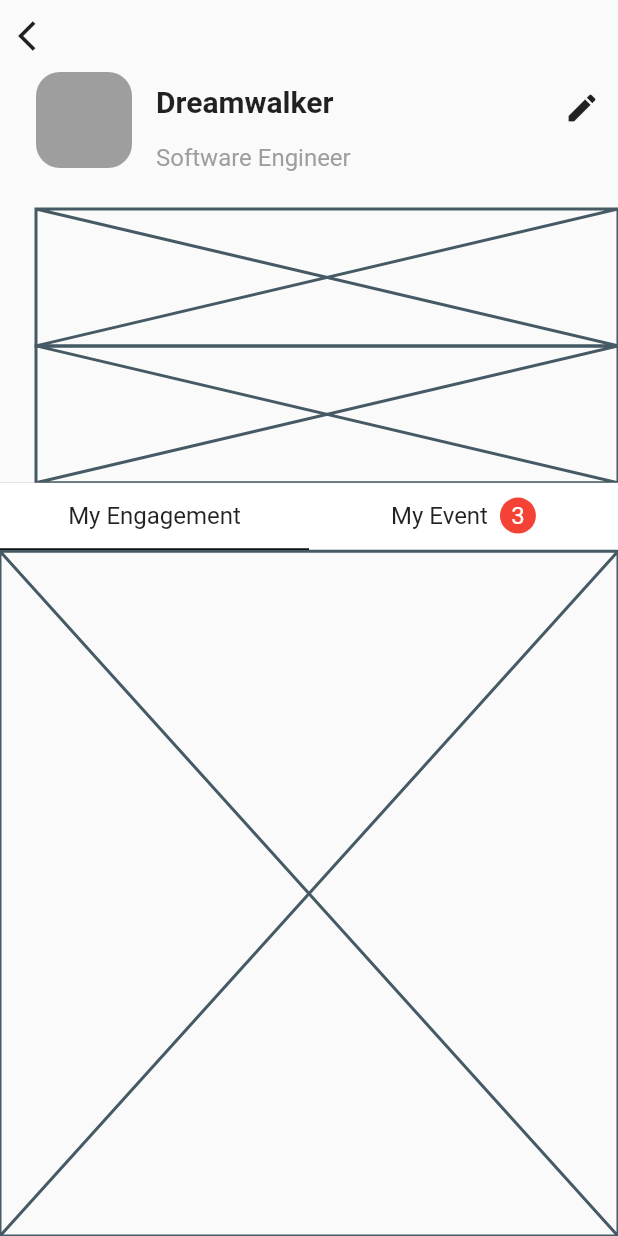
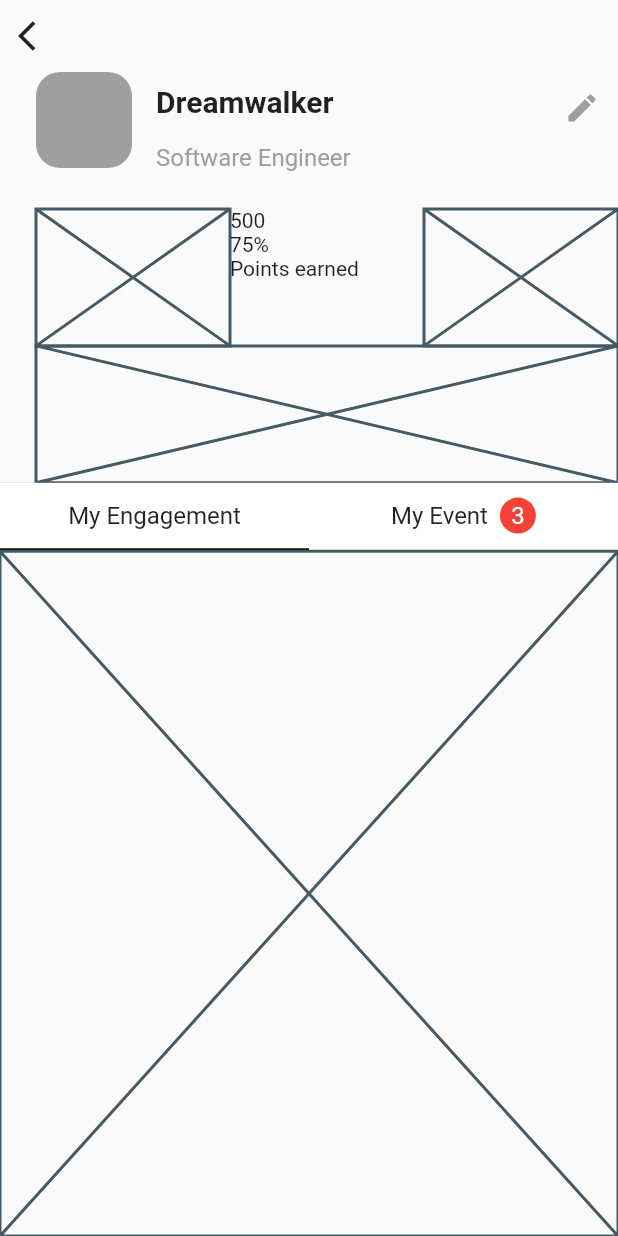
Before and after one commit to JAICHANGPARK/flutter_notebook_11th_story, a Flutter app: the IrysProfilePage screen opened directly, on a phone screen of 412 x 824 dp. Run offline on Flutter 3.47's test engine with Material 2 defaults, Android fonts, the phone set to English and light mode, and no system bars; our stand-ins replace backdrop, badges, flutter_inner_drawer, flutter_slidable, flutter_swiper, google_fonts; network calls fail.

Commit message:
Update irys_profile_page.dart

```diff
--- a/lib/ep727_irys_mobile_app/ui/irys_profile_page.dart
+++ b/lib/ep727_irys_mobile_app/ui/irys_profile_page.dart
@@ -60,10 +60,24 @@ class _IrysProfilePageState extends State<IrysProfilePage> {
                           ),
                         ),
                         Spacer(),
-                        IconButton(onPressed: () {}, icon: Icon(Icons.edit)),
+                        IconButton(onPressed: () {}, icon: Icon(Icons.edit),
+                        color: Colors.grey,),
                       ],
                     )),
-                    Expanded(child: Placeholder()),
+                    Expanded(child: Row(
+                      children: [
+                        Expanded(child: Placeholder()),
+                        Expanded(child: Column(
+                          crossAxisAlignment: CrossAxisAlignment.start,
+                          children: [
+                            Text("500"),
+                            Text("75%"),
+                            Text("Points earned")
+                          ],
+                        )),
+                        Expanded(child: Placeholder()),
+                      ],
+                    )),
                     Expanded(child: Placeholder()),
                   ],
                 ),
```
